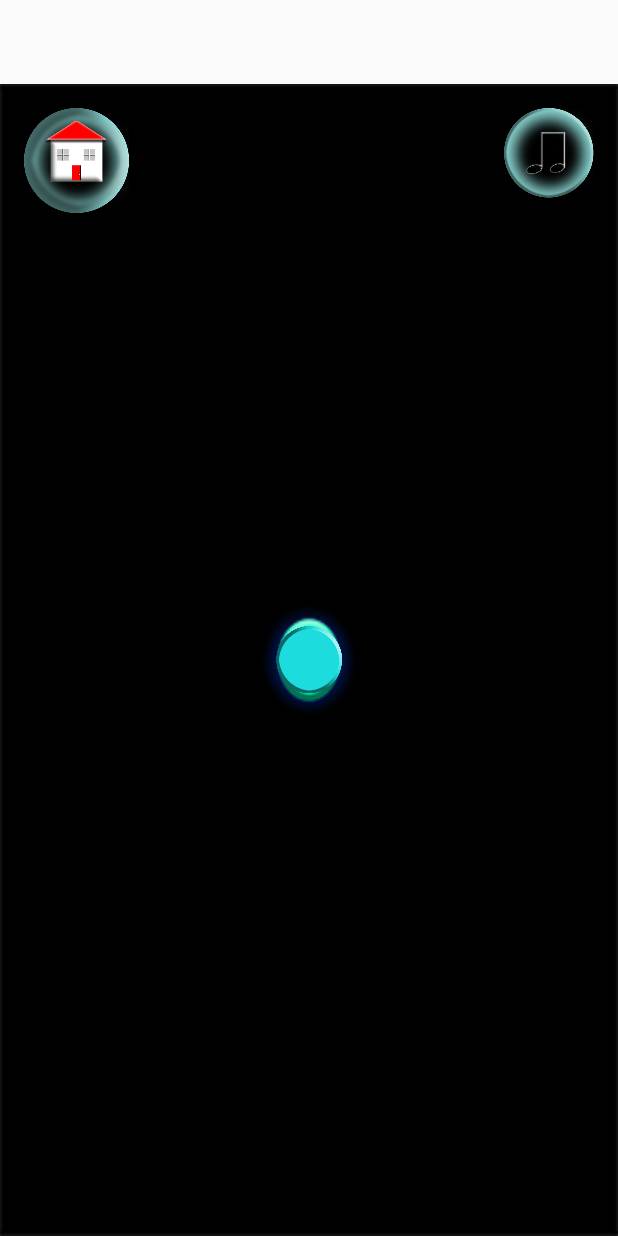
After one commit to DarkishKnight/Real-First-Draft, an Android app: the layout activity_audio_recorder_page.xml on its own in the app's theme, with its tools: preview values and no code run, on a phone screen of 412 x 824 dp. The commit adds this screen. Run offline under Robolectric (Android 15) with nearby library versions, the phone set to English and light mode, and no system bars.

Commit message:
Audiorecorder class added, but is not working well.

```diff
--- a/app/src/main/AndroidManifest.xml
+++ b/app/src/main/AndroidManifest.xml
@@ -49,6 +49,10 @@
             android:name=".MusicPlayer"
             android:label="@string/title_activity_music_player"
             android:theme="@style/AppTheme.NoActionBar"/>
+        <activity
+            android:name=".AudioRecordPages"
+            android:label="@string/title_activity_audio_recorder_page"
+            android:theme="@style/AppTheme.NoActionBar"/>
     </application>
 
 </manifest>
--- a/app/src/main/java/com/liam/realfirstdraft/MainActivity.java
+++ b/app/src/main/java/com/liam/realfirstdraft/MainActivity.java
@@ -50,7 +50,7 @@ public class MainActivity extends AppCompatActivity{
         topButton.setOnClickListener(
                 new ImageButton.OnClickListener(){
                     public void onClick(View v) {
-                        Intent c = new Intent(getBaseContext(), RecorderPage.class);
+                        Intent c = new Intent(getBaseContext(), AudioRecordPages.class);
                         startActivity(c);
                     }
                 }
--- a/app/src/main/java/com/liam/realfirstdraft/MusicPlayer.java
+++ b/app/src/main/java/com/liam/realfirstdraft/MusicPlayer.java
@@ -70,7 +70,7 @@ public class MusicPlayer extends AppCompatActivity  {
               {
                   @Override
                   public void onClick(View v) {
-                      Intent z = new Intent(getBaseContext(), MusicPage.class);
+                      Intent z = new Intent(getBaseContext(), MainActivity.class);
                       startActivity(z);
                   }
               }
@@ -85,7 +85,7 @@ public class MusicPlayer extends AppCompatActivity  {
               {
                   @Override
                   public void onClick(View v) {
-                      Intent q = new Intent(getBaseContext(), RecorderPage.class);
+                      Intent q = new Intent(getBaseContext(), AudioRecordPages.class);
                       startActivity(q);
                   }
               }
--- /dev/null
+++ b/app/src/main/res/layout/activity_audio_recorder_page.xml
@@ -0,0 +1,11 @@
+<?xml version="1.0" encoding="utf-8"?>
+<android.support.design.widget.CoordinatorLayout
+    xmlns:android="http://schemas.android.com/apk/res/android"
+    xmlns:app="http://schemas.android.com/apk/res-auto"
+    xmlns:tools="http://schemas.android.com/tools" android:layout_width="match_parent"
+    android:layout_height="match_parent" android:fitsSystemWindows="true"
+    tools:context="com.liam.realfirstdraft.AudioRecordPages">
+
+    <include layout="@layout/content_audio_recorder_page" />
+
+</android.support.design.widget.CoordinatorLayout>
--- /dev/null
+++ b/app/src/main/res/layout/content_audio_recorder_page.xml
@@ -0,0 +1,43 @@
+<?xml version="1.0" encoding="utf-8"?>
+<RelativeLayout xmlns:android="http://schemas.android.com/apk/res/android"
+    xmlns:tools="http://schemas.android.com/tools"
+    xmlns:app="http://schemas.android.com/apk/res-auto" android:layout_width="fill_parent"
+    android:layout_height="fill_parent" android:paddingLeft="@dimen/activity_horizontal_margin"
+    android:paddingRight="@dimen/activity_horizontal_margin"
+    android:paddingTop="@dimen/activity_vertical_margin"
+    android:paddingBottom="@dimen/activity_vertical_margin"
+    app:layout_behavior="@string/appbar_scrolling_view_behavior"
+    tools:showIn="@layout/activity_audio_recorder_page"
+    tools:context="com.liam.realfirstdraft.AudioRecordPages"
+    android:clickable="false"
+    android:id="@+id/recorderLayout1"
+    android:background="@drawable/glowingout">
+
+    <ImageButton
+        android:layout_width="70dp"
+        android:layout_height="70dp"
+        android:id="@+id/backButton3"
+        android:background="@drawable/homebutton"
+        android:layout_alignParentTop="true"
+        android:layout_alignParentLeft="true"
+        android:layout_alignParentStart="true" />
+
+    <ImageButton
+        android:layout_width="45dp"
+        android:layout_height="45dp"
+        android:id="@+id/recordButton1"
+        android:background="@drawable/record"
+        android:onClick="startRecording"
+        android:layout_centerVertical="true"
+        android:layout_centerHorizontal="true" />
+
+    <ImageButton
+        android:layout_width="60dp"
+        android:layout_height="60dp"
+        android:id="@+id/toMusicPage1"
+        android:background="@drawable/musiclist"
+        android:layout_alignParentTop="true"
+        android:layout_alignParentRight="true"
+        android:layout_alignParentEnd="true" />
+
+</RelativeLayout>
--- a/app/src/main/res/values/strings.xml
+++ b/app/src/main/res/values/strings.xml
@@ -100,4 +100,5 @@
     <string name="title_activity_music_page">MusicPage</string>
     <string name="title_activity_recorder_page">RecorderPage</string>
     <string name="title_activity_music_player">MusicPlayer</string>
+    <string name="title_activity_audio_recorder_page">AudioRecorderPages</string>
 </resources>
```
Also changed, not shown: app/src/main/java/com/liam/realfirstdraft/AudioRecordPages.java (added, +465 -0 lines), app/src/main/res/layout/audio_recorder.xml (added, +13 -0 lines), app/src/main/res/layout/content_main.xml (+5 -6 lines), app/src/main/res/drawable/homebutton.png (added).
